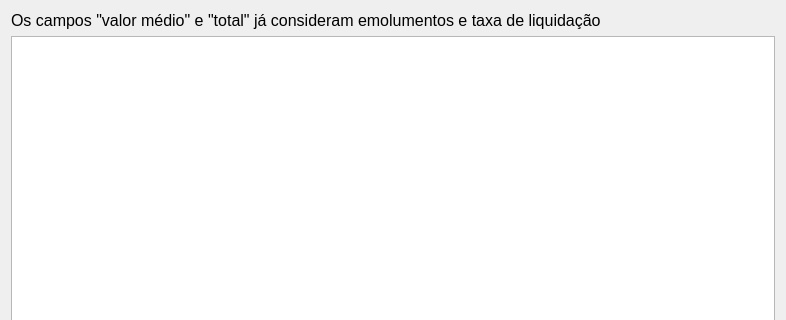
Old version of the form windows/position.ui in the repository rafaelhamdan/swingtrade; both pictures show x 0 to 786 and y 0 to 320 of the 786 by 583 pixel window.
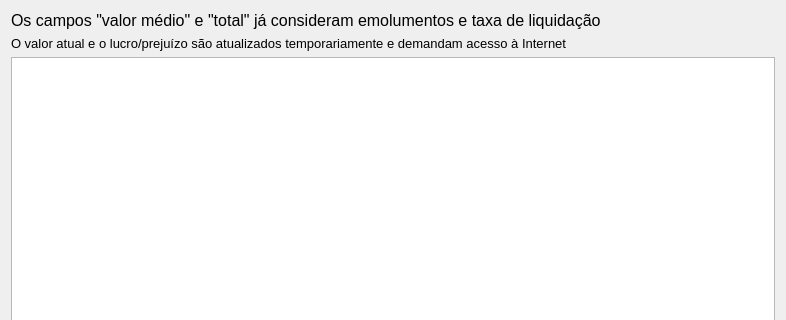
New version of the form.

```diff
--- a/windows/position.ui
+++ b/windows/position.ui
@@ -28,6 +28,18 @@
        </property>
       </widget>
      </item>
+     <item>
+      <widget class="QLabel" name="label">
+       <property name="font">
+        <font>
+         <pointsize>10</pointsize>
+        </font>
+       </property>
+       <property name="text">
+        <string>O valor atual e o lucro/prejuízo são atualizados temporariamente e demandam acesso à Internet</string>
+       </property>
+      </widget>
+     </item>
      <item>
       <widget class="QTableWidget" name="stock_table"/>
      </item>
```
